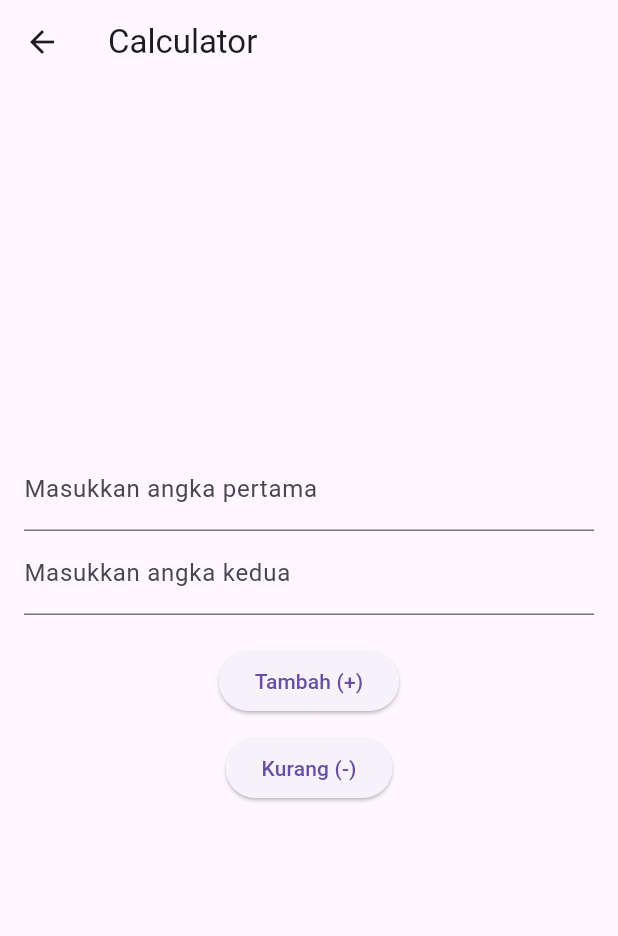
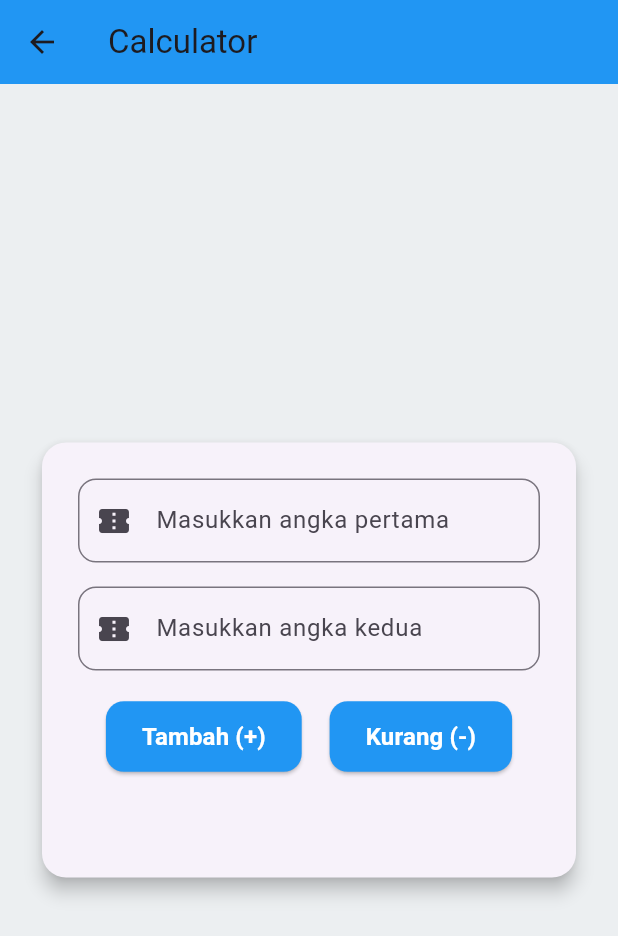
Before and after one commit to ulkuluk/Tugas1-TPM, a Flutter app: the CalculatorPage screen opened directly, on a phone screen of 412 x 824 dp. Shown: the top 936 px of the screen. Run offline on Flutter 3.47's test engine with Material 3 defaults, Android fonts, the phone set to English and light mode, and no system bars.

Commit message:
first commit

```diff
--- a/lib/main.dart
+++ b/lib/main.dart
@@ -6,6 +6,8 @@ void main() {
 }
 
 class MyApp extends StatelessWidget {
+  const MyApp({super.key});
+
   @override
   Widget build(BuildContext context) {
     return MaterialApp(
--- a/lib/screen/calculator_page.dart
+++ b/lib/screen/calculator_page.dart
@@ -2,11 +2,13 @@ import 'package:flutter/material.dart';
 import 'package:flutter_layouting/services/calculator.dart';
 
 class CalculatorPage extends StatefulWidget {
+  const CalculatorPage({super.key});
+
   @override
-  _CalculatorPageState createState() => _CalculatorPageState();
+  CalculatorPageState createState() => CalculatorPageState();
 }
 
-class _CalculatorPageState extends State<CalculatorPage> {
+class CalculatorPageState extends State<CalculatorPage> {
   final TextEditingController num1 = TextEditingController();
   final TextEditingController num2 = TextEditingController();
   String result = "";
@@ -28,40 +30,72 @@ class _CalculatorPageState extends State<CalculatorPage> {
   @override
   Widget build(BuildContext context) {
     return Scaffold(
-      appBar: AppBar(title: Text("Calculator")),
-      body: Padding(
-        padding: EdgeInsets.all(16.0),
+      backgroundColor: Colors.blueGrey[50],
+      appBar: AppBar(
+        title: Text("Calculator"),
+        backgroundColor: Colors.blue,
+      ),
+      body: Center(
+        child: Padding(
+          padding: EdgeInsets.all(24.0),
+          child: Card(
+            elevation: 5,
+            shape: RoundedRectangleBorder(borderRadius: BorderRadius.circular(16)),
+            child: Padding(
+              padding: EdgeInsets.all(24.0),
               child: Column(
-          mainAxisAlignment: MainAxisAlignment.center,
+                mainAxisSize: MainAxisSize.min,
                 children: [
                   TextField(
                     controller: num1,
                     keyboardType: TextInputType.number,
-              decoration: InputDecoration(labelText: "Masukkan angka pertama"),
+                    decoration: InputDecoration(
+                      labelText: "Masukkan angka pertama",
+                      prefixIcon: Icon(Icons.confirmation_number),
+                      border: OutlineInputBorder(borderRadius: BorderRadius.circular(12)),
                     ),
-
+                  ),
+                  SizedBox(height: 16),
                   TextField(
                     controller: num2,
                     keyboardType: TextInputType.number,
-              decoration: InputDecoration(labelText: "Masukkan angka kedua"),
+                    decoration: InputDecoration(
+                      labelText: "Masukkan angka kedua",
+                      prefixIcon: Icon(Icons.confirmation_number),
+                      border: OutlineInputBorder(borderRadius: BorderRadius.circular(12)),
                     ),
-
+                  ),
                   SizedBox(height: 20),
-
+                  Row(
+                    mainAxisAlignment: MainAxisAlignment.spaceEvenly,
+                    children: [
                       ElevatedButton(
                         onPressed: () => _calculate("tambah"),
-              child: Text("Tambah (+)"),
+                        style: ElevatedButton.styleFrom(
+                          backgroundColor: Colors.blue,
+                          shape: RoundedRectangleBorder(borderRadius: BorderRadius.circular(12)),
+                          padding: EdgeInsets.symmetric(vertical: 12, horizontal: 24),
                         ),
-
-            SizedBox(height: 10),
-
+                        child: Text(
+                          "Tambah (+)",
+                          style: TextStyle(fontSize: 16, fontWeight: FontWeight.bold, color: Colors.white),
+                        ),
+                      ),
                       ElevatedButton(
                         onPressed: () => _calculate("kurang"),
-              child: Text("Kurang (-)"),
+                        style: ElevatedButton.styleFrom(
+                          backgroundColor: Colors.blue,
+                          shape: RoundedRectangleBorder(borderRadius: BorderRadius.circular(12)),
+                          padding: EdgeInsets.symmetric(vertical: 12, horizontal: 24),
                         ),
-
+                        child: Text(
+                          "Kurang (-)",
+                          style: TextStyle(fontSize: 16, fontWeight: FontWeight.bold, color: Colors.white),
+                        ),
+                      ),
+                    ],
+                  ),
                   SizedBox(height: 20),
-
                   Text(
                     result,
                     style: TextStyle(fontSize: 18, fontWeight: FontWeight.bold, color: Colors.blue),
@@ -69,6 +103,9 @@ class _CalculatorPageState extends State<CalculatorPage> {
                 ],
               ),
             ),
+          ),
+        ),
+      ),
     );
   }
 }
```
Also changed, not shown: lib/screen/home_page.dart (+54 -13 lines), lib/screen/login_page.dart (+44 -11 lines), lib/screen/penghitungDigit_page.dart (added, +85 -0 lines), lib/services/penghitung_digit.dart (added, +18 -0 lines), 2 other files. Lines whose indentation alone changed are shown as unchanged.
